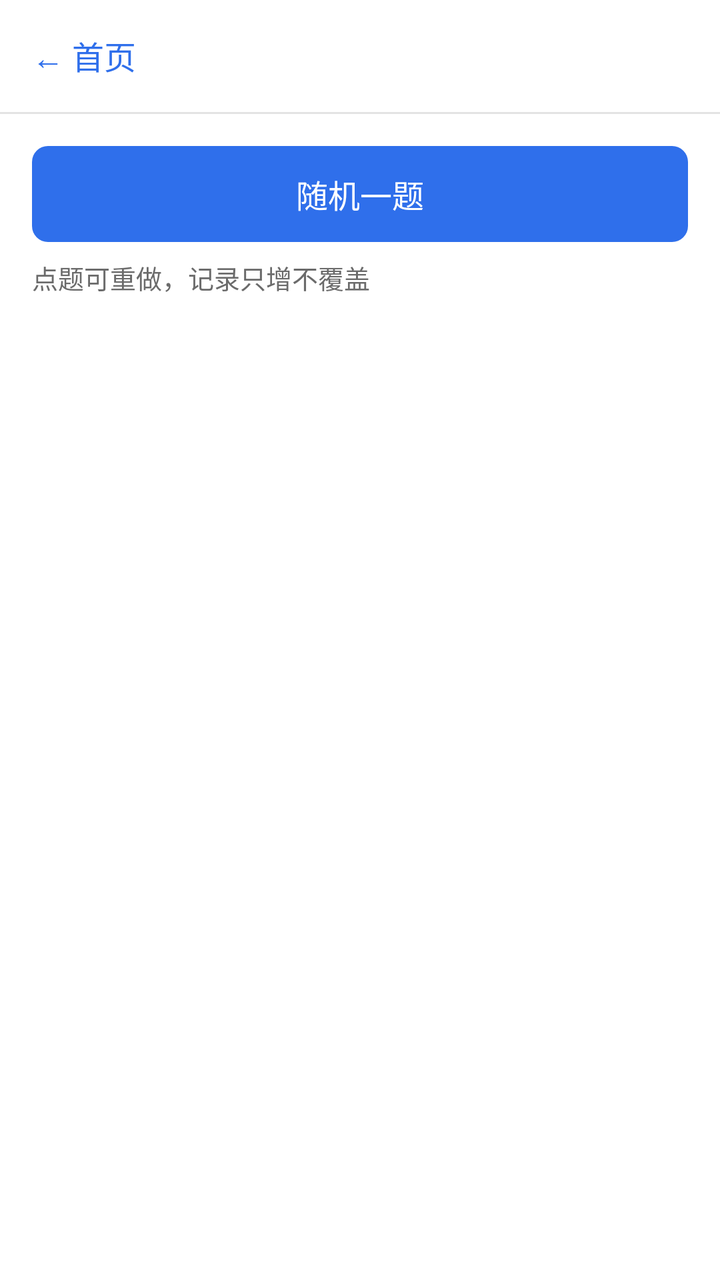
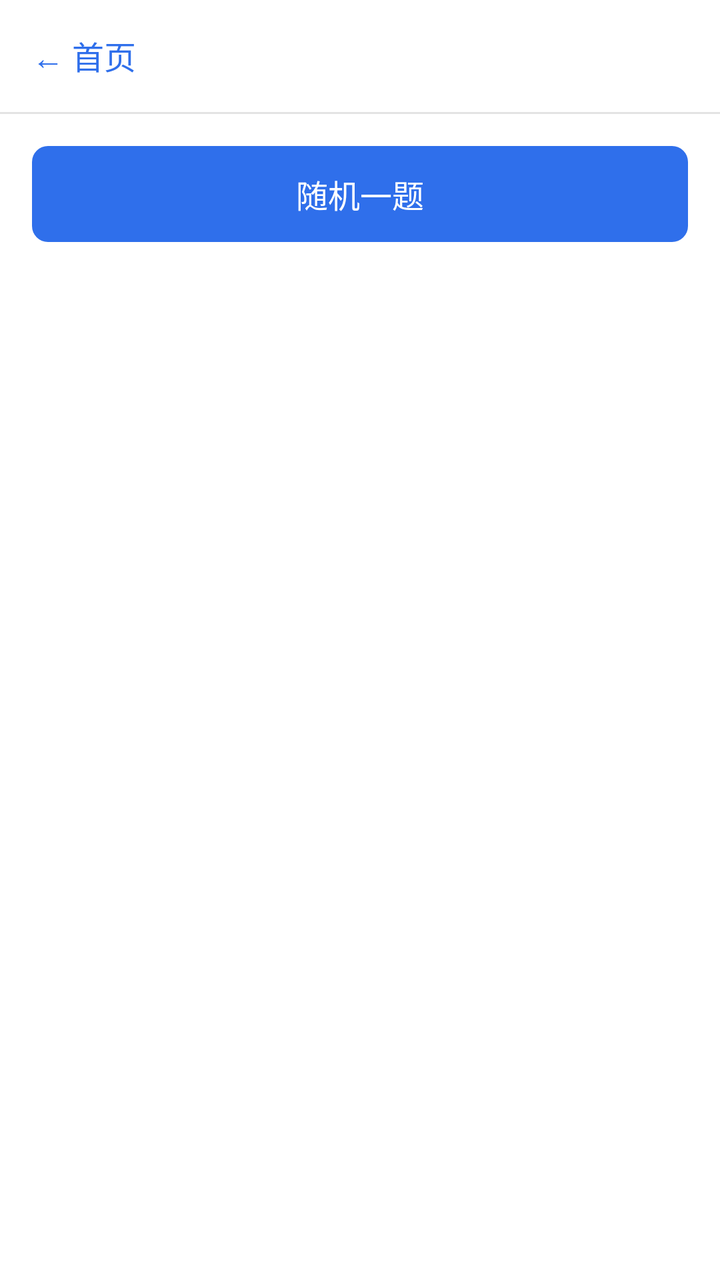

Compare the two renders of this Android layout. The source of the first and the diff that turns it into the second are given below.
<!-- AndroidManifest.xml: application theme AppTheme -->
<!-- res/layout/list.xml -->
<?xml version="1.0" encoding="utf-8"?>
<LinearLayout xmlns:android="http://schemas.android.com/apk/res/android"
    android:layout_width="match_parent"
    android:layout_height="match_parent"
    android:background="@color/background"
    android:orientation="vertical">

    
    <LinearLayout style="@style/TopBar">

        <TextView
            android:id="@+id/btn_back"
            android:layout_width="wrap_content"
            android:layout_height="match_parent"
            android:gravity="center_vertical"
            android:paddingEnd="@dimen/margin_h"
            android:text="@string/back_home"
            android:textColor="@color/accent"
            android:textSize="@dimen/text_body" />

        <TextView
            android:id="@+id/tv_title"
            android:layout_width="0dp"
            android:layout_height="wrap_content"
            android:layout_weight="1"
            android:lineSpacingMultiplier="1.5"
            android:textColor="@color/text_primary"
            android:textSize="@dimen/text_title" />
    </LinearLayout>

    <View
        android:layout_width="match_parent"
        android:layout_height="1dp"
        android:background="@color/divider" />

    
    <Button
        android:id="@+id/btn_random"
        style="@style/Button"
        android:layout_width="match_parent"
        android:layout_height="wrap_content"
        android:layout_marginStart="@dimen/margin_h"
        android:layout_marginTop="@dimen/margin_h"
        android:layout_marginEnd="@dimen/margin_h"
        android:text="@string/random" />

    <TextView
        android:layout_width="match_parent"
        android:layout_height="wrap_content"
        android:paddingStart="@dimen/margin_h"
        android:paddingTop="@dimen/gap_row"
        android:paddingEnd="@dimen/margin_h"
        android:text="@string/list_hint"
        android:textColor="@color/text_secondary"
        android:textSize="@dimen/text_secondary" />

    
    <ListView
        android:id="@+id/list"
        android:layout_width="match_parent"
        android:layout_height="0dp"
        android:layout_marginTop="@dimen/margin_h"
        android:layout_weight="1"
        android:divider="@color/divider"
        android:dividerHeight="1dp" />

    
    <TextView
        android:id="@+id/tv_empty"
        android:layout_width="match_parent"
        android:layout_height="0dp"
        android:layout_weight="1"
        android:gravity="center"
        android:text="@string/empty_level"
        android:textColor="@color/text_secondary"
        android:textSize="@dimen/text_body"
        android:visibility="gone" />

</LinearLayout>
<!-- resources referenced by this layout -->
<resources>
  <color name="accent">#2F6FEB</color>
  <color name="background">#FFFFFF</color>
  <color name="divider">#E3E3E3</color>
  <color name="text_primary">#1A1A1A</color>
  <color name="text_secondary">#6B6B6B</color>
  <dimen name="gap_row">8dp</dimen>
  <dimen name="margin_h">16dp</dimen>
  <dimen name="text_body">16sp</dimen>
  <dimen name="text_secondary">13sp</dimen>
  <dimen name="text_title">20sp</dimen>
  <string name="back_home">← 首页</string>
  <string name="empty_level">本级暂无题目</string>
  <string name="list_hint">点题可重做，记录只增不覆盖</string>
  <string name="random">随机一题</string>
  <style name="Button" parent="Widget.AppCompat.Button">
          <item name="android:minHeight">@dimen/button_h</item>
          <item name="android:textSize">@dimen/text_body</item>
          <item name="android:background">@drawable/bg_button</item>
          <item name="android:textColor">#FFFFFF</item>
          <item name="android:stateListAnimator">@null</item>
      </style>
  <style name="TopBar">
          <item name="android:layout_width">match_parent</item>
          <item name="android:layout_height">@dimen/row_h</item>
          <item name="android:gravity">center_vertical</item>
          <item name="android:orientation">horizontal</item>
          <item name="android:paddingStart">@dimen/margin_h</item>
          <item name="android:paddingEnd">@dimen/margin_h</item>
      </style>
  <style name="AppTheme" parent="Theme.AppCompat.Light.NoActionBar">
          <item name="android:windowBackground">@color/background</item>
          <item name="android:windowLightStatusBar">true</item>
          <item name="android:statusBarColor">@color/background</item>
          
          <item name="android:windowOptOutEdgeToEdgeEnforcement">true</item>
      </style>
  <dimen name="button_h">48dp</dimen>
  <!-- drawable bg_button (drawable) -->
  <?xml version="1.0" encoding="utf-8"?>
  <selector xmlns:android="http://schemas.android.com/apk/res/android">
      
      <item android:state_enabled="false">
          <shape android:shape="rectangle">
              <solid android:color="#CCCCCC" />
              <corners android:radius="@dimen/button_radius" />
          </shape>
      </item>
      <item>
          <shape android:shape="rectangle">
              <solid android:color="@color/accent" />
              <corners android:radius="@dimen/button_radius" />
          </shape>
      </item>
  </selector>
  <dimen name="row_h">56dp</dimen>
  <dimen name="button_radius">8dp</dimen>
</resources>

<!-- the commit's change to res/layout/list.xml (unified diff, before → after) -->
@@ -44,16 +44,6 @@
         android:layout_marginEnd="@dimen/margin_h"
         android:text="@string/random" />
 
-    <TextView
-        android:layout_width="match_parent"
-        android:layout_height="wrap_content"
-        android:paddingStart="@dimen/margin_h"
-        android:paddingTop="@dimen/gap_row"
-        android:paddingEnd="@dimen/margin_h"
-        android:text="@string/list_hint"
-        android:textColor="@color/text_secondary"
-        android:textSize="@dimen/text_secondary" />
-
     
     <ListView
         android:id="@+id/list"
<!-- resource entries referenced after the edit -->
@@ -5,14 +5,11 @@
   <color name="divider">#E3E3E3</color>
   <color name="text_primary">#1A1A1A</color>
   <color name="text_secondary">#6B6B6B</color>
-  <dimen name="gap_row">8dp</dimen>
   <dimen name="margin_h">16dp</dimen>
   <dimen name="text_body">16sp</dimen>
-  <dimen name="text_secondary">13sp</dimen>
   <dimen name="text_title">20sp</dimen>
   <string name="back_home">← 首页</string>
   <string name="empty_level">本级暂无题目</string>
-  <string name="list_hint">点题可重做，记录只增不覆盖</string>
   <string name="random">随机一题</string>
   <style name="Button" parent="Widget.AppCompat.Button">
           <item name="android:minHeight">@dimen/button_h</item>
